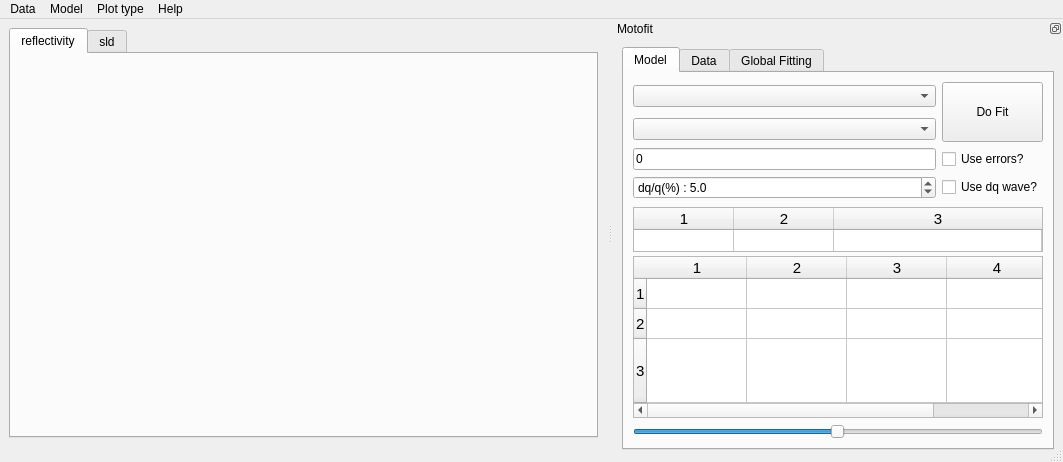
refnx/refnx, file trunk/qt/Motofit.ui: the form before one commit.
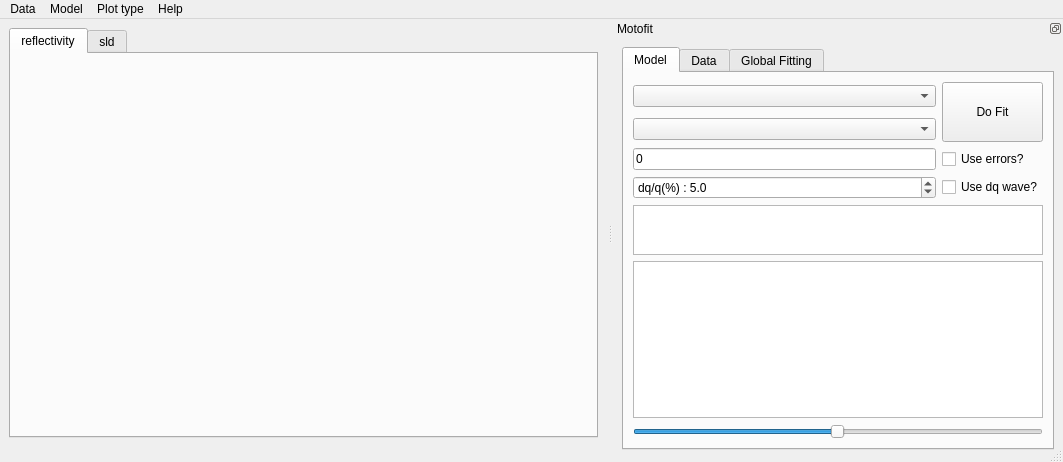
The form after the commit.

What changed in the file:
```diff
--- a/trunk/qt/Motofit.ui
+++ b/trunk/qt/Motofit.ui
@@ -190,6 +190,13 @@
          <string>Model</string>
         </attribute>
         <layout class="QGridLayout" name="gridLayout_2">
+         <item row="2" column="1">
+          <widget class="QCheckBox" name="use_errors_checkbox">
+           <property name="text">
+            <string>Use errors?</string>
+           </property>
+          </widget>
+         </item>
          <item row="0" column="0">
           <widget class="QComboBox" name="dataset_comboBox">
            <property name="focusPolicy">
@@ -216,26 +223,6 @@
            </property>
           </widget>
          </item>
-         <item row="1" column="0">
-          <widget class="QComboBox" name="model_comboBox"/>
-         </item>
-         <item row="2" column="0">
-          <widget class="QLineEdit" name="lineEdit">
-           <property name="text">
-            <string>0</string>
-           </property>
-           <property name="readOnly">
-            <bool>true</bool>
-           </property>
-          </widget>
-         </item>
-         <item row="2" column="1">
-          <widget class="QCheckBox" name="use_errors_checkbox">
-           <property name="text">
-            <string>Use errors?</string>
-           </property>
-          </widget>
-         </item>
          <item row="3" column="0">
           <widget class="QDoubleSpinBox" name="res_SpinBox">
            <property name="wrapping">
@@ -271,97 +258,17 @@
            </property>
           </widget>
          </item>
-         <item row="4" column="0" colspan="2">
-          <widget class="QTableWidget" name="baseparams_tableWidget">
-           <property name="minimumSize">
-            <size>
-             <width>0</width>
-             <height>45</height>
-            </size>
-           </property>
-           <property name="maximumSize">
-            <size>
-             <width>16777215</width>
-             <height>40</height>
-            </size>
-           </property>
-           <property name="font">
-            <font>
-             <pointsize>11</pointsize>
-             <weight>50</weight>
-             <bold>false</bold>
-            </font>
-           </property>
-           <property name="focusPolicy">
-            <enum>Qt::StrongFocus</enum>
-           </property>
-           <property name="inputMethodHints">
-            <set>Qt::ImhNone</set>
-           </property>
-           <property name="rowCount">
-            <number>1</number>
-           </property>
-           <property name="columnCount">
-            <number>3</number>
-           </property>
-           <attribute name="horizontalHeaderVisible">
-            <bool>true</bool>
-           </attribute>
-           <attribute name="horizontalHeaderHighlightSections">
-            <bool>true</bool>
-           </attribute>
-           <attribute name="horizontalHeaderStretchLastSection">
-            <bool>true</bool>
-           </attribute>
-           <attribute name="verticalHeaderVisible">
-            <bool>false</bool>
-           </attribute>
-           <attribute name="verticalHeaderHighlightSections">
-            <bool>true</bool>
-           </attribute>
-           <attribute name="verticalHeaderStretchLastSection">
-            <bool>true</bool>
-           </attribute>
-           <row/>
-           <column/>
-           <column/>
-           <column/>
-          </widget>
+         <item row="1" column="0">
+          <widget class="QComboBox" name="model_comboBox"/>
          </item>
-         <item row="5" column="0" colspan="2">
-          <widget class="QTableWidget" name="layerparams_tableWidget">
-           <property name="font">
-            <font>
-             <pointsize>11</pointsize>
-             <weight>50</weight>
-             <bold>false</bold>
-            </font>
+         <item row="2" column="0">
+          <widget class="QLineEdit" name="lineEdit">
+           <property name="text">
+            <string>0</string>
            </property>
-           <property name="focusPolicy">
-            <enum>Qt::StrongFocus</enum>
-           </property>
-           <property name="editTriggers">
-            <set>QAbstractItemView::AnyKeyPressed|QAbstractItemView::DoubleClicked|QAbstractItemView::EditKeyPressed|QAbstractItemView::SelectedClicked</set>
-           </property>
-           <property name="rowCount">
-            <number>3</number>
-           </property>
-           <property name="columnCount">
-            <number>4</number>
-           </property>
-           <attribute name="horizontalHeaderStretchLastSection">
+           <property name="readOnly">
             <bool>true</bool>
-           </attribute>
-           <attribute name="verticalHeaderStretchLastSection">
-            <bool>true</bool>
-           </attribute>
-           <row/>
-           <row/>
-           <row/>
-           <column/>
-           <column/>
-           <column/>
-           <column/>
+           </property>
           </widget>
          </item>
          <item row="6" column="0" colspan="2">
@@ -383,6 +290,19 @@
            </property>
           </widget>
          </item>
+         <item row="5" column="0" colspan="2">
+          <widget class="QTableView" name="layerModelView"/>
+         </item>
+         <item row="4" column="0" colspan="2">
+          <widget class="QTableView" name="baseModelView">
+           <property name="maximumSize">
+            <size>
+             <width>16777215</width>
+             <height>50</height>
+            </size>
+           </property>
+          </widget>
+         </item>
         </layout>
        </widget>
        <widget class="QWidget" name="tab_2">
```
